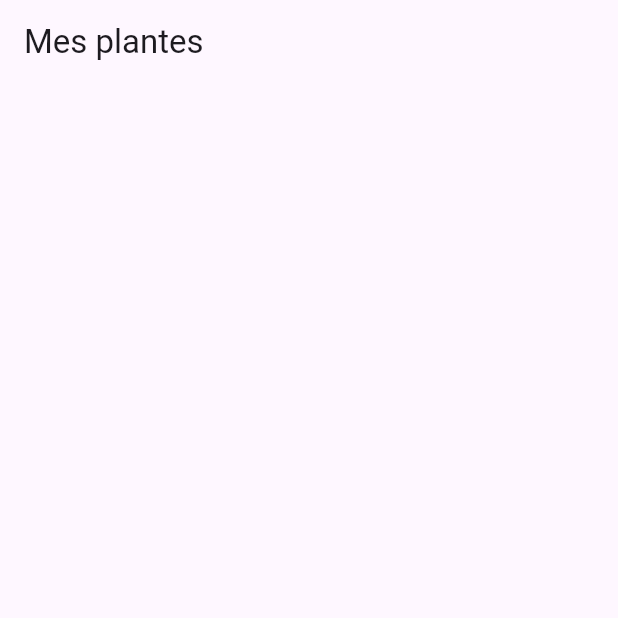
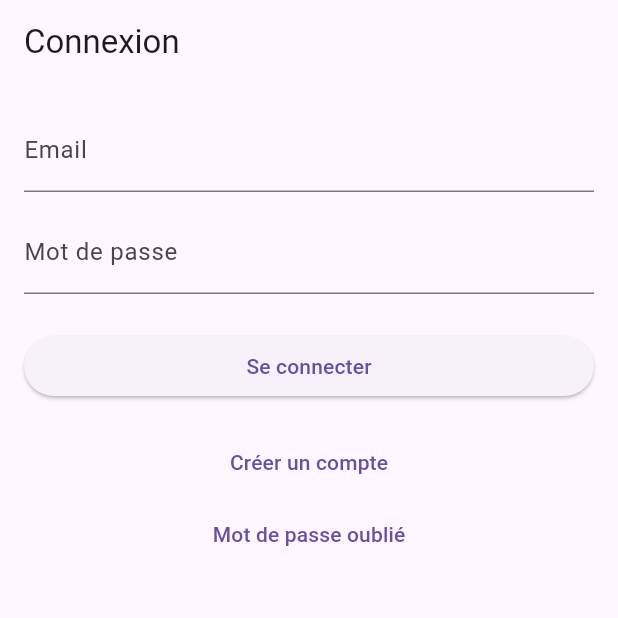
Before and after one commit to alderaan11/PlantNanny, a Flutter app: the screen it shows after launch, on a phone screen of 412 x 824 dp, the top half of it. Run offline on Flutter 3.47's test engine with Material 3 defaults, Android fonts, the light colour scheme and no system bars; our stand-ins replace flutter_blue_plus, flutter_riverpod; missing offline and left inert: plant_nanny_api.

Commit message:
User login, FrontPage et fake data display

```diff
--- /dev/null
+++ b/lib/data/repositories/auth_repository.dart
@@ -0,0 +1,22 @@
+class AuthRepository {
+  // Replace these stubs with real implementation (Firebase, backend, etc.)
+  Future<String> signIn(String email, String password) async {
+    await Future.delayed(const Duration(seconds: 1));
+    if (email == 'fail@example.com') throw Exception('Invalid credentials');
+    return 'dev-token-$email';
+  }
+
+  Future<String> signUp(String email, String password) async {
+    await Future.delayed(const Duration(seconds: 1));
+    return 'dev-token-$email';
+  }
+
+  Future<void> sendPasswordReset(String email) async {
+    await Future.delayed(const Duration(seconds: 1));
+    // no-op for stub
+  }
+
+  Future<void> signOut() async {
+    await Future.delayed(const Duration(milliseconds: 300));
+  }
+}
--- /dev/null
+++ b/lib/features/auth/login_page.dart
@@ -0,0 +1,88 @@
+import 'package:flutter/material.dart';
+import 'package:flutter_riverpod/flutter_riverpod.dart';
+import '../../data/auth/auth_notifier.dart';
+
+class LoginPage extends ConsumerStatefulWidget {
+  const LoginPage({super.key});
+
+  @override
+  ConsumerState<LoginPage> createState() => _LoginPageState();
+}
+
+class _LoginPageState extends ConsumerState<LoginPage> {
+  final _formKey = GlobalKey<FormState>();
+  final _emailController = TextEditingController();
+  final _passwordController = TextEditingController();
+
+  @override
+  void dispose() {
+    _emailController.dispose();
+    _passwordController.dispose();
+    super.dispose();
+  }
+
+  Future<void> _submit() async {
+    if (!_formKey.currentState!.validate()) return;
+    final email = _emailController.text.trim();
+    final password = _passwordController.text;
+
+    try {
+      await ref.read(authNotifierProvider.notifier).signIn(email, password);
+      // On success, auth state changes and main will react
+    } catch (e) {
+      ScaffoldMessenger.of(context).showSnackBar(SnackBar(content: Text('Login failed: ${e.toString()}')));
+    }
+  }
+
+  @override
+  Widget build(BuildContext context) {
+    final auth = ref.watch(authNotifierProvider);
+
+    return Scaffold(
+      appBar: AppBar(title: const Text('Connexion')),
+      body: Padding(
+        padding: const EdgeInsets.all(16.0),
+        child: Column(
+          children: [
+            Form(
+              key: _formKey,
+              child: Column(
+                children: [
+                  TextFormField(
+                    controller: _emailController,
+                    decoration: const InputDecoration(labelText: 'Email'),
+                    validator: (v) => (v == null || v.isEmpty) ? 'Email requis' : null,
+                    keyboardType: TextInputType.emailAddress,
+                  ),
+                  const SizedBox(height: 12),
+                  TextFormField(
+                    controller: _passwordController,
+                    decoration: const InputDecoration(labelText: 'Mot de passe'),
+                    obscureText: true,
+                    validator: (v) => (v == null || v.isEmpty) ? 'Mot de passe requis' : null,
+                  ),
+                  const SizedBox(height: 24),
+                  auth.isLoading
+                      ? const CircularProgressIndicator()
+                      : SizedBox(
+                          width: double.infinity,
+                          child: ElevatedButton(onPressed: _submit, child: const Text('Se connecter')),
+                        ),
+                ],
+              ),
+            ),
+            const SizedBox(height: 16),
+            TextButton(
+              onPressed: () => Navigator.of(context).pushNamed('/signup'),
+              child: const Text('Créer un compte'),
+            ),
+            TextButton(
+              onPressed: () => Navigator.of(context).pushNamed('/forgot'),
+              child: const Text('Mot de passe oublié'),
+            ),
+          ],
+        ),
+      ),
+    );
+  }
+}
--- a/lib/main.dart
+++ b/lib/main.dart
@@ -1,19 +1,47 @@
 import 'package:flutter/material.dart';
 import 'package:flutter_riverpod/flutter_riverpod.dart';
 import 'features/devices/devices_page.dart';
+import 'features/auth/login_page.dart';
+import 'features/auth/signup_page.dart';
+import 'features/auth/forgot_password_page.dart';
+import 'features/auth/main_page.dart';
+import 'data/auth/auth_notifier.dart';
+import 'data/repositories/readings_repository.dart';
+import 'data/repositories/readings_repository_fake.dart';
+
+const bool useFakeReadings = true;
 
 void main() {
-  runApp(const ProviderScope(child: PlantNannyApp()));
+  runApp(ProviderScope(
+    overrides: [
+      if (useFakeReadings)
+        // Use the fake implementation during development
+        readingsRepositoryProvider.overrideWithProvider(
+          Provider<ReadingsRepository>((_) => FakeReadingsRepository()),
+        ),
+    ],
+    child: const PlantNannyApp(),
+  ));
 }
 
-class PlantNannyApp extends StatelessWidget {
+class PlantNannyApp extends ConsumerWidget {
   const PlantNannyApp({super.key});
 
   @override
-  Widget build(BuildContext context) {
+  Widget build(BuildContext context, WidgetRef ref) {
+    final authState = ref.watch(authNotifierProvider);
+
     return MaterialApp(
       title: 'PlantNanny',
-      home: const DevicesPage(),
+      routes: {
+        '/login': (_) => const LoginPage(),
+        '/signup': (_) => const SignupPage(),
+        '/forgot': (_) => const ForgotPasswordPage(),
+        '/main': (_) => const MainPage(),
+        '/devices': (_) => const DevicesPage(),
+      },
+      // Show MainPage when signed in, otherwise LoginPage. Keep DevicesPage route available.
+      home: authState.isSignedIn ? const MainPage() : const LoginPage(),
     );
   }
 }
```
Also changed, not shown: lib/core/api_client_provider.dart (+25 -19 lines), lib/data/auth/auth_notifier.dart (added, +68 -0 lines), lib/data/repositories/readings_repository.dart (+11 -3 lines), lib/data/repositories/readings_repository_fake.dart (added, +55 -0 lines), lib/features/auth/forgot_password_page.dart (added, +59 -0 lines), lib/features/auth/main_page.dart (added, +43 -0 lines), lib/features/auth/signup_page.dart (added, +66 -0 lines), lib/features/devices/devices_page.dart (+28 -2 lines).
